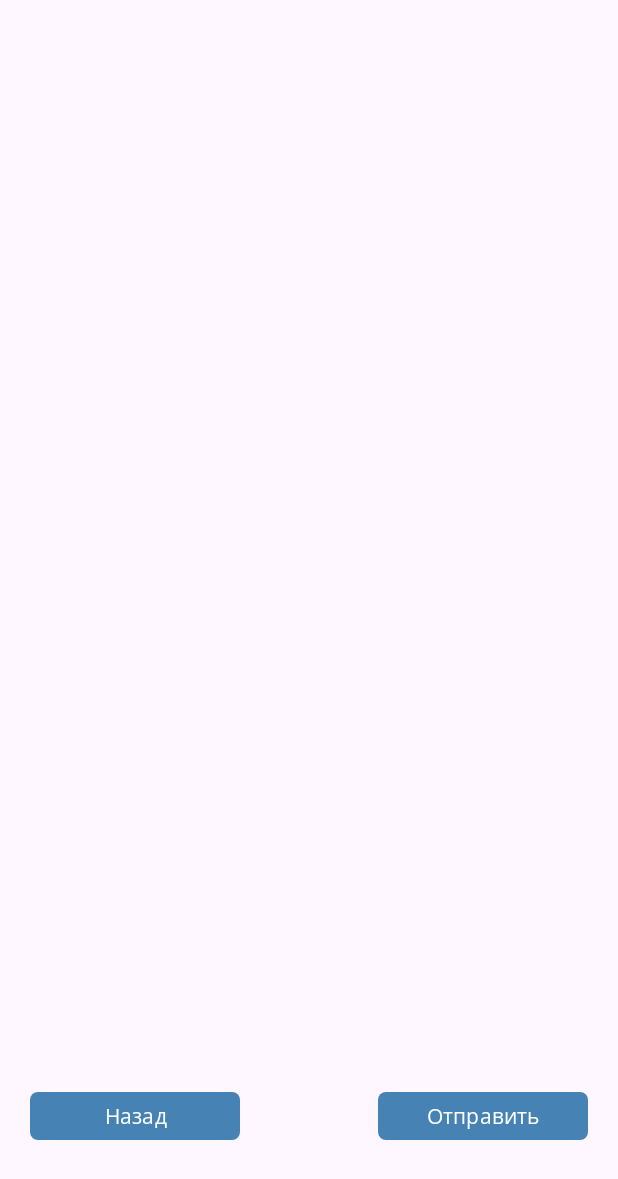
After one commit to jpikin/Android-hw6, an Android app: the fragment Fquestions placed in its activity, on a phone screen of 412 x 824 dp. The commit adds this screen. Shown: the top 1179 px of the screen. Run offline under Robolectric (Android 15) with nearby library versions, the phone set to English and light mode, and no system bars.

Commit message:
main and questions fragments added

```diff
--- a/app/build.gradle.kts
+++ b/app/build.gradle.kts
@@ -45,6 +45,7 @@ dependencies {
     implementation(libs.material)
     implementation(libs.androidx.activity)
     implementation(libs.androidx.constraintlayout)
+    implementation(libs.androidx.fragment.ktx)
     testImplementation(libs.junit)
     androidTestImplementation(libs.androidx.junit)
     androidTestImplementation(libs.androidx.espresso.core)
--- /dev/null
+++ b/app/src/main/java/com/example/hw6/Fmain.kt
@@ -0,0 +1,55 @@
+package com.example.hw6
+
+import android.os.Bundle
+import androidx.fragment.app.Fragment
+import android.view.LayoutInflater
+import android.view.View
+import android.view.ViewGroup
+import androidx.fragment.app.commit
+import androidx.fragment.app.replace
+import com.example.hw6.databinding.FragmentFmainBinding
+
+
+private const val ARG_PARAM1 = "param1"
+private const val ARG_PARAM2 = "param2"
+
+class Fmain : Fragment() {
+
+    private var param1: String? = null
+    private var param2: String? = null
+    private var _binding: FragmentFmainBinding? = null
+    private val binding get() = _binding!!
+
+    override fun onCreate(savedInstanceState: Bundle?) {
+        super.onCreate(savedInstanceState)
+        arguments?.let {
+            param1 = it.getString(ARG_PARAM1)
+            param2 = it.getString(ARG_PARAM2)
+        }
+    }
+
+    override fun onCreateView(
+        inflater: LayoutInflater, container: ViewGroup?,
+        savedInstanceState: Bundle?
+    ): View? {
+        _binding = FragmentFmainBinding.inflate(inflater)
+        binding.startButton.setOnClickListener {
+            parentFragmentManager.commit {
+                replace<Fquestions>(R.id.main_container)
+                addToBackStack(Fquestions::class.java.simpleName)
+            }
+        }
+        return binding.root
+
+    }
+
+    override fun onDestroyView() {
+        super.onDestroyView()
+        _binding = null
+    }
+
+    companion object {
+        @JvmStatic
+        fun newInstance() = Fmain()
+    }
+}
--- /dev/null
+++ b/app/src/main/java/com/example/hw6/Fquestions.kt
@@ -0,0 +1,59 @@
+package com.example.hw6
+
+import android.os.Bundle
+import androidx.fragment.app.Fragment
+import android.view.LayoutInflater
+import android.view.View
+import android.view.ViewGroup
+
+// TODO: Rename parameter arguments, choose names that match
+// the fragment initialization parameters, e.g. ARG_ITEM_NUMBER
+private const val ARG_PARAM1 = "param1"
+private const val ARG_PARAM2 = "param2"
+
+/**
+ * A simple [Fragment] subclass.
+ * Use the [Fquestions.newInstance] factory method to
+ * create an instance of this fragment.
+ */
+class Fquestions : Fragment() {
+    // TODO: Rename and change types of parameters
+    private var param1: String? = null
+    private var param2: String? = null
+
+    override fun onCreate(savedInstanceState: Bundle?) {
+        super.onCreate(savedInstanceState)
+        arguments?.let {
+            param1 = it.getString(ARG_PARAM1)
+            param2 = it.getString(ARG_PARAM2)
+        }
+    }
+
+    override fun onCreateView(
+        inflater: LayoutInflater, container: ViewGroup?,
+        savedInstanceState: Bundle?
+    ): View? {
+        // Inflate the layout for this fragment
+        return inflater.inflate(R.layout.fragment_fquestions, container, false)
+    }
+
+    companion object {
+        /**
+         * Use this factory method to create a new instance of
+         * this fragment using the provided parameters.
+         *
+         * @param param1 Parameter 1.
+         * @param param2 Parameter 2.
+         * @return A new instance of fragment Fquestions.
+         */
+        // TODO: Rename and change types and number of parameters
+        @JvmStatic
+        fun newInstance(param1: String, param2: String) =
+            Fquestions().apply {
+                arguments = Bundle().apply {
+                    putString(ARG_PARAM1, param1)
+                    putString(ARG_PARAM2, param2)
+                }
+            }
+    }
+}
--- a/app/src/main/java/com/example/hw6/MainActivity.kt
+++ b/app/src/main/java/com/example/hw6/MainActivity.kt
@@ -3,6 +3,8 @@ package com.example.hw6
 import android.os.Bundle
 import androidx.activity.enableEdgeToEdge
 import androidx.appcompat.app.AppCompatActivity
+import androidx.fragment.app.commit
+import androidx.fragment.app.replace
 import com.example.hw6.databinding.ActivityMainBinding
 
 
@@ -11,8 +13,15 @@ class MainActivity : AppCompatActivity() {
         super.onCreate(savedInstanceState)
         enableEdgeToEdge()
 
-        val binding = ActivityMainBinding.inflate(layoutInflater)
-        setContentView(binding.root)
+//        val binding = ActivityMainBinding.inflate(layoutInflater)
+//        setContentView(binding.root)
+        setContentView(R.layout.activity_main)
 
+        supportFragmentManager.commit{
+            replace<Fmain>(R.id.main_container)
+            addToBackStack(Fmain::class.java.simpleName)
+        }
+//            .beginTransaction().replace(R.id.test_frame, Fmain.newInstance())
+//            .commit()
     }
 }
--- a/app/src/main/res/layout/activity_main.xml
+++ b/app/src/main/res/layout/activity_main.xml
@@ -1,5 +1,6 @@
 <?xml version="1.0" encoding="utf-8"?>
-<androidx.constraintlayout.widget.ConstraintLayout xmlns:android="http://schemas.android.com/apk/res/android"
+<androidx.constraintlayout.widget.ConstraintLayout
+    xmlns:android="http://schemas.android.com/apk/res/android"
     xmlns:tools="http://schemas.android.com/tools"
     xmlns:app="http://schemas.android.com/apk/res-auto"
     android:id="@+id/main"
@@ -7,18 +8,10 @@
     android:layout_height="match_parent"
     tools:context=".MainActivity">
 
-    <ImageView
-        android:id="@+id/welcome_picture"
-        android:layout_width="match_parent"
-        android:layout_height="match_parent"
-        android:src="@drawable/welcome_picture"/>
-
-    <Button
-        android:layout_width="match_parent"
-        android:layout_height="70dp"
-        app:layout_constraintBottom_toBottomOf="@id/welcome_picture"
-        android:text="@string/continue_button"
-        android:layout_marginHorizontal="30dp"
-        android:layout_marginBottom="60dp"/>
+<androidx.fragment.app.FragmentContainerView
+    android:id="@+id/main_container"
+    android:layout_width="match_parent"
+    android:layout_height="match_parent"
+    />
 
 </androidx.constraintlayout.widget.ConstraintLayout>
--- /dev/null
+++ b/app/src/main/res/layout/fragment_fquestions.xml
@@ -0,0 +1,48 @@
+<?xml version="1.0" encoding="utf-8"?>
+<androidx.constraintlayout.widget.ConstraintLayout xmlns:android="http://schemas.android.com/apk/res/android"
+    xmlns:tools="http://schemas.android.com/tools"
+    android:layout_width="match_parent"
+    android:layout_height="match_parent"
+    xmlns:app="http://schemas.android.com/apk/res-auto"
+    tools:context=".Fquestions">
+
+
+
+
+
+
+
+
+    <androidx.constraintlayout.widget.ConstraintLayout
+        android:id="@+id/q_buttons_container"
+        android:layout_height="wrap_content"
+        android:layout_width="match_parent"
+        app:layout_constraintBottom_toBottomOf="parent">
+
+        <Button
+            android:id="@+id/f_back_button"
+            android:layout_width="140dp"
+            android:layout_height="40dp"
+            android:layout_marginBottom="60dp"
+            android:layout_marginStart="20dp"
+            android:text="@string/q_back_button"
+            app:cornerRadius="5dp"
+            app:layout_constraintBottom_toBottomOf="parent"
+            app:layout_constraintStart_toStartOf="parent"
+            >
+        </Button>
+
+        <Button
+            android:id="@+id/f_send_button"
+            android:layout_width="140dp"
+            android:layout_height="40dp"
+            android:layout_marginEnd="20dp"
+            android:layout_marginBottom="60dp"
+            android:text="@string/q_send_button"
+            app:cornerRadius="5dp"
+            app:layout_constraintBottom_toBottomOf="parent"
+            app:layout_constraintEnd_toEndOf="parent">
+
+        </Button>
+    </androidx.constraintlayout.widget.ConstraintLayout>
+</androidx.constraintlayout.widget.ConstraintLayout>
--- a/app/src/main/res/values/strings.xml
+++ b/app/src/main/res/values/strings.xml
@@ -2,5 +2,10 @@
 
     <string name="app_name">Easy QUIZY</string>
     <string name="continue_button">Продолжить</string>
+    <!-- TODO: Remove or change this placeholder text -->
+    <string name="hello_blank_fragment">Hello blank fragment</string>
+    <string name="main_view">Main view</string>
+    <string name="q_back_button">Назад</string>
+    <string name="q_send_button">Отправить</string>
 
 </resources>
--- a/gradle/libs.versions.toml
+++ b/gradle/libs.versions.toml
@@ -1,5 +1,6 @@
 [versions]
 agp = "8.3.2"
+fragmentKtx = "1.7.0"
 kotlin = "1.9.0"
 coreKtx = "1.13.1"
 junit = "4.13.2"
@@ -12,6 +13,7 @@ constraintlayout = "2.1.4"
 
 [libraries]
 androidx-core-ktx = { group = "androidx.core", name = "core-ktx", version.ref = "coreKtx" }
+androidx-fragment-ktx = { module = "androidx.fragment:fragment-ktx", version.ref = "fragmentKtx" }
 junit = { group = "junit", name = "junit", version.ref = "junit" }
 androidx-junit = { group = "androidx.test.ext", name = "junit", version.ref = "junitVersion" }
 androidx-espresso-core = { group = "androidx.test.espresso", name = "espresso-core", version.ref = "espressoCore" }
```
Also changed, not shown: app/src/main/res/layout/fragment_fmain.xml (added, +28 -0 lines).
